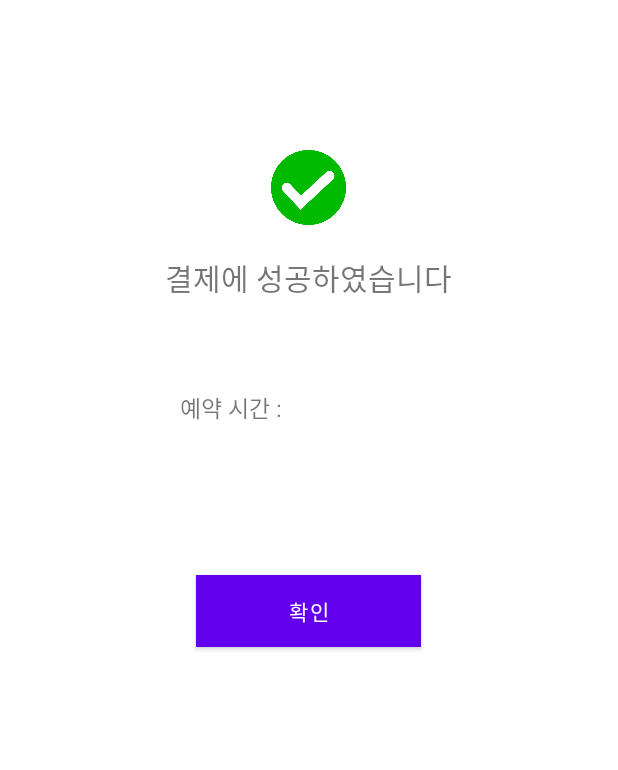
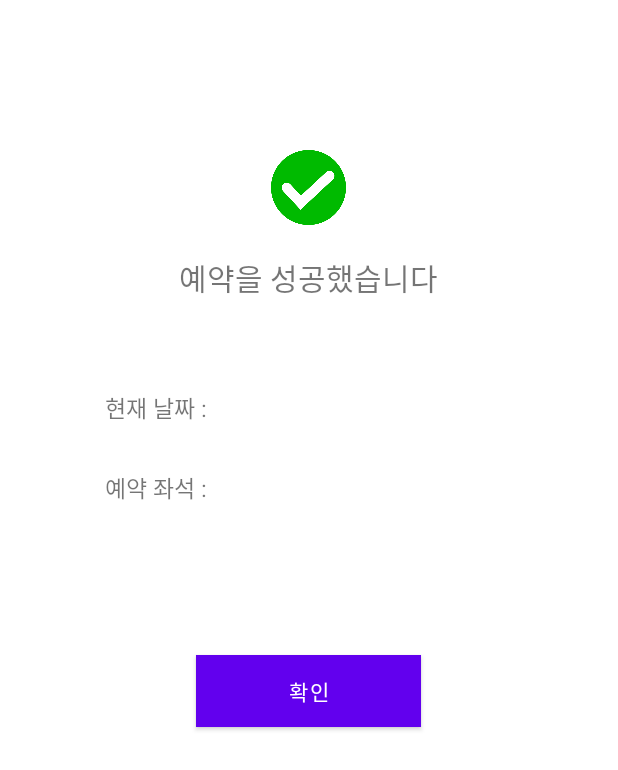
Before and after one commit to misunnyy/mcs, an Android app: the layout reserve_complete.xml on its own in the app's theme, with its tools: preview values and no code run, on a phone screen of 412 x 824 dp. Shown: the top 770 px of the screen. Run offline under Robolectric (Android 15) with nearby library versions, the phone set to English and light mode, and no system bars.

Commit message:
좌석 예약; 입실 현재 시간 추가

```diff
--- a/app/src/main/AndroidManifest.xml
+++ b/app/src/main/AndroidManifest.xml
@@ -30,6 +30,7 @@
         <activity android:name=".PayCompleteActivity"/>
         <activity android:name=".InformationFindActivity" />
         <activity android:name=".UsageHistoryActivity"/>
+        <activity android:name=".ReserveCompleteActivity"/>
     </application>
 
 </manifest>
--- a/app/src/main/java/com/manlesscafe/cafe2/MainMypage.java
+++ b/app/src/main/java/com/manlesscafe/cafe2/MainMypage.java
@@ -63,7 +63,7 @@ public class MainMypage extends Activity {
         Intent intent = getIntent();
         Bundle bundle = intent.getExtras();
 
-        String seat = bundle.getString("selectseat");
+        String seat = bundle.getString("reserveseat");
         reserve_seat.setText(seat);
 
         String time = bundle.getString("selecttime");
--- a/app/src/main/java/com/manlesscafe/cafe2/PayCompleteActivity.java
+++ b/app/src/main/java/com/manlesscafe/cafe2/PayCompleteActivity.java
@@ -19,6 +19,7 @@ public class PayCompleteActivity extends Activity {
         Bundle bundle = intent.getExtras();
 
         String time = bundle.getString("reservetime");
+
         reserveTime.setText(time);
 
         Button BtnCheck = (Button)findViewById(R.id.BtnCheck);
--- a/app/src/main/res/layout/mypage_main.xml
+++ b/app/src/main/res/layout/mypage_main.xml
@@ -103,7 +103,7 @@
                 android:text="충전 시간 : " />
 
             <TextView
-                android:layout_width="100dp"
+                android:layout_width="200dp"
                 android:layout_height="wrap_content"
                 android:id="@+id/charge_time" />
 
@@ -122,7 +122,7 @@
                 android:text="예약 좌석 : " />
 
             <TextView
-                android:layout_width="100dp"
+                android:layout_width="200dp"
                 android:layout_height="wrap_content"
                 android:id="@+id/reserve_seat" />
 
--- a/app/src/main/res/layout/reservation_main.xml
+++ b/app/src/main/res/layout/reservation_main.xml
@@ -247,7 +247,7 @@
             android:layout_width="wrap_content"
             android:layout_height="wrap_content"
             android:layout_gravity="center"
-            android:text="" />
+            android:textColor="#ffffff" />
 
     </LinearLayout>
 
--- a/app/src/main/res/layout/pay_complete.xml
+++ b/app/src/main/res/layout/reserve_complete.xml
@@ -17,11 +17,10 @@
     <TextView
         android:layout_width="wrap_content"
         android:layout_height="wrap_content"
-        android:text="결제에 성공하였습니다"
+        android:text="예약을 성공했습니다"
         android:layout_gravity="center"
         android:textSize="20dp"
         android:layout_marginTop="20dp"/>
-
 
     <LinearLayout
         android:layout_width="wrap_content"
@@ -32,12 +31,31 @@
         <TextView
             android:layout_width="wrap_content"
             android:layout_height="wrap_content"
-            android:text="예약 시간 : "
+            android:text="현재 날짜 : "
             android:textSize="15dp"/>
         <TextView
-            android:layout_width="100dp"
+            android:layout_width="200dp"
             android:layout_height="wrap_content"
-            android:id="@+id/reserveTime"
+            android:id="@+id/presentDate"
+            android:text=""
+            android:textSize="15dp"/>
+    </LinearLayout>
+
+    <LinearLayout
+        android:layout_width="wrap_content"
+        android:layout_height="wrap_content"
+        android:orientation="horizontal"
+        android:layout_marginTop="30dp"
+        android:layout_gravity="center">
+        <TextView
+            android:layout_width="wrap_content"
+            android:layout_height="wrap_content"
+            android:text="예약 좌석 : "
+            android:textSize="15dp"/>
+        <TextView
+            android:layout_width="200dp"
+            android:layout_height="wrap_content"
+            android:id="@+id/reserveSeat"
             android:text=""
             android:textSize="15dp"/>
     </LinearLayout>
@@ -47,7 +65,7 @@
         android:layout_height="wrap_content"
         android:text="확인"
         android:layout_gravity="center"
-        android:id="@+id/BtnCheck"
+        android:id="@+id/BtnCheck1"
         android:background="@color/blue_200"
         android:layout_marginTop="100dp"/>
 </LinearLayout>
--- a/app/src/main/res/layout/ticket_buy.xml
+++ b/app/src/main/res/layout/ticket_buy.xml
@@ -108,7 +108,8 @@
                 android:layout_width="wrap_content"
                 android:layout_height="wrap_content"
                 android:id="@+id/selecttime"
-                android:layout_gravity="center"/>
+                android:layout_gravity="center"
+                android:textColor="#ffffff"/>
 
             <Button
                 android:id="@+id/BtnBuy"
```
Also changed, not shown: app/src/main/java/com/manlesscafe/cafe2/MainReservation.java (+45 -26 lines), app/src/main/java/com/manlesscafe/cafe2/ReserveCompleteActivity.java (added, +152 -0 lines), app/src/main/java/com/manlesscafe/cafe2/TicketBuyActivity.java (+21 -8 lines).
